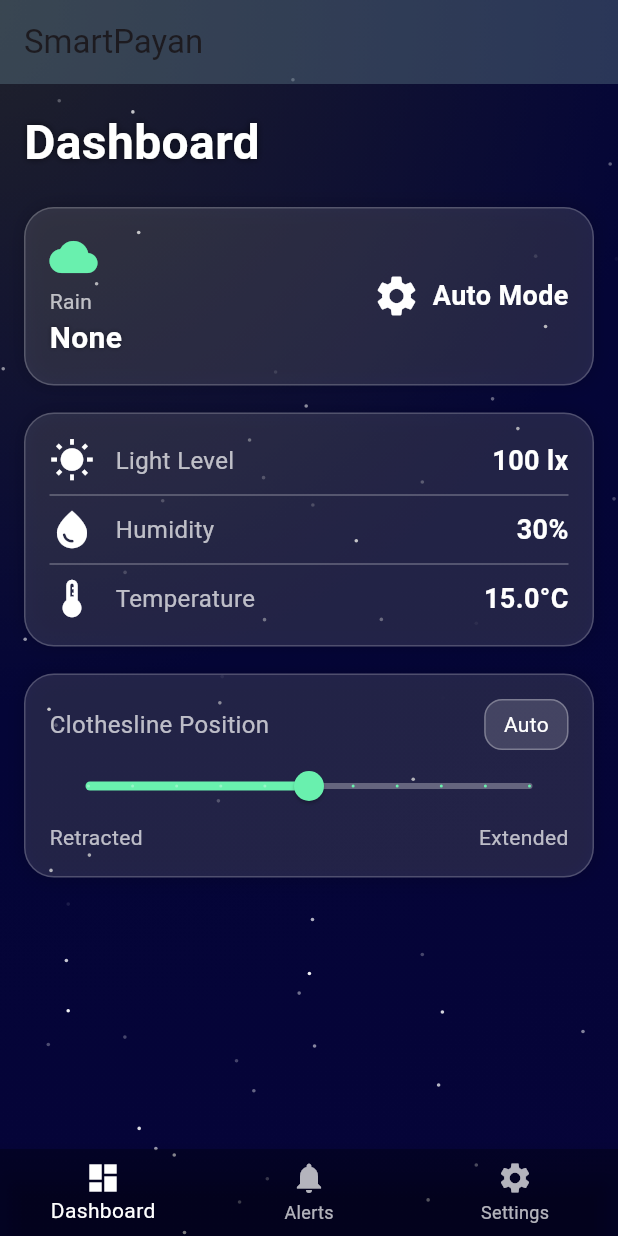
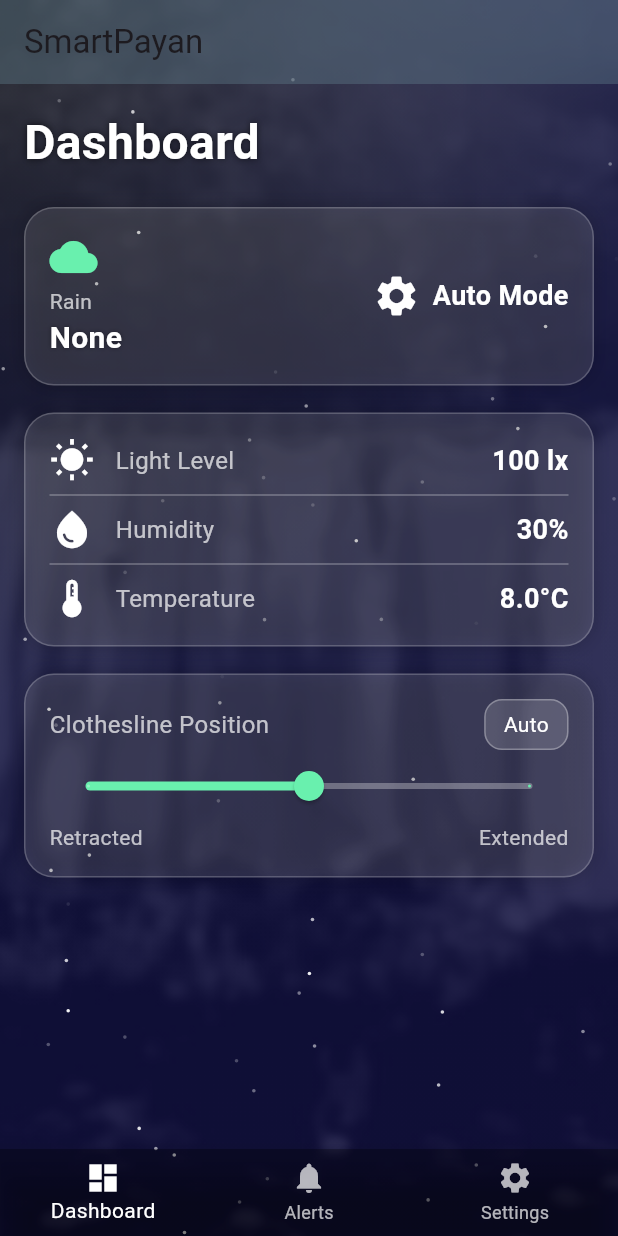
Before and after one commit to Deo118/smartpayan, a Flutter app: the screen it shows after launch, on a phone screen of 412 x 824 dp. Run offline on Flutter 3.47's test engine with Material 3 defaults, Android fonts, the phone set to English and light mode, and no system bars.

Commit message:
Updated background themes

```diff
--- a/lib/backgrounds/background_engine.dart
+++ b/lib/backgrounds/background_engine.dart
@@ -103,29 +103,29 @@ class BackgroundEngine extends StatelessWidget {
     // Fallback when ESP32 data unavailable
     if (!sensorsOnline) {
       final hour = DateTime.now().hour;
-      if (hour < 6) return "gradient_night.png";
-      if (hour < 8) return "gradient_sunrise.png";
-      if (hour < 18) return "gradient_day.png";
-      return "gradient_night.png";
+      if (hour < 6) return "1.png";
+      if (hour < 8) return "3.png";
+      if (hour < 18) return "4.png";
+      return "1.png";
     }
 
     if (rain) {
       return light < 200
-          ? "gradient_night.png"    // Rain + night
-          : "gradient_rainyday.png"; // Rain + day
+          ? "1.png"    // Rain + night
+          : "2.png"; // Rain + day
     }
 
     // Night
-    if (light < 200) return "gradient_night.png";
+    if (light < 200) return "1.png";
 
     // Dawn/Dusk
-    if (light < 500) return "gradient_sunrise.png";
+    if (light < 500) return "3.png";
 
     // Humid/Misty
-    if (humidity > 70) return "gradient_cloudy.png";
+    if (humidity > 70) return "5.png";
 
     // Bright day
-    return "gradient_day.png";
+    return "4.png";
   }
 }
 
@@ -136,6 +136,7 @@ class _StarParticles extends StatefulWidget {
   @override
   State<_StarParticles> createState() => _StarParticlesState();
 }
+
 
 class _StarParticlesState extends State<_StarParticles>
     with SingleTickerProviderStateMixin {
@@ -180,6 +181,7 @@ class _StarParticlesState extends State<_StarParticles>
   }
 }
 
+//stars
 class _StarPainter extends CustomPainter {
   final List<Offset> stars;
   final List<double> brightness;
@@ -209,6 +211,7 @@ class _StarPainter extends CustomPainter {
   bool shouldRepaint(_) => true;
 }
 
+//rain
 class _RainParticles extends StatefulWidget {
   const _RainParticles();
 
--- a/lib/main.dart
+++ b/lib/main.dart
@@ -39,10 +39,10 @@ class _HomeScreenState extends State<HomeScreen> {
   @override
   Widget build(BuildContext context) {
     //temp sensor values
-    int light = 100;
+    int light = 100; //0 to 1k
     bool rain = false;
     int humidity = 30;
-    double temperature = 15;
+    double temperature = 8;
 
     final List<Widget> _pages = [
       DashboardPage(
--- a/lib/pages/dashboard_page.dart
+++ b/lib/pages/dashboard_page.dart
@@ -45,7 +45,7 @@ class _DashboardPageState extends State<DashboardPage> {
                       fontWeight: FontWeight.bold,
                       color: (mode == BackgroundMode.night || mode == BackgroundMode.rainy)
                           ? Colors.white
-                          : Colors.black,
+                          : Colors.white,
                       shadows: [
                         Shadow(
                           blurRadius: 6,
@@ -173,7 +173,7 @@ class _DashboardPageState extends State<DashboardPage> {
                           },
                           min: 0,
                           max: 1,
-                          divisions: 10,
+                          divisions: 2,
                           activeColor: Colors.greenAccent,
                           inactiveColor: Colors.white30,
                         ),
```
Also changed, not shown: pubspec.yaml (+5 -5 lines), assets/images/1.png (added), assets/images/2.png (added), assets/images/3.png (added), assets/images/4.png (added), assets/images/5.png (added).
